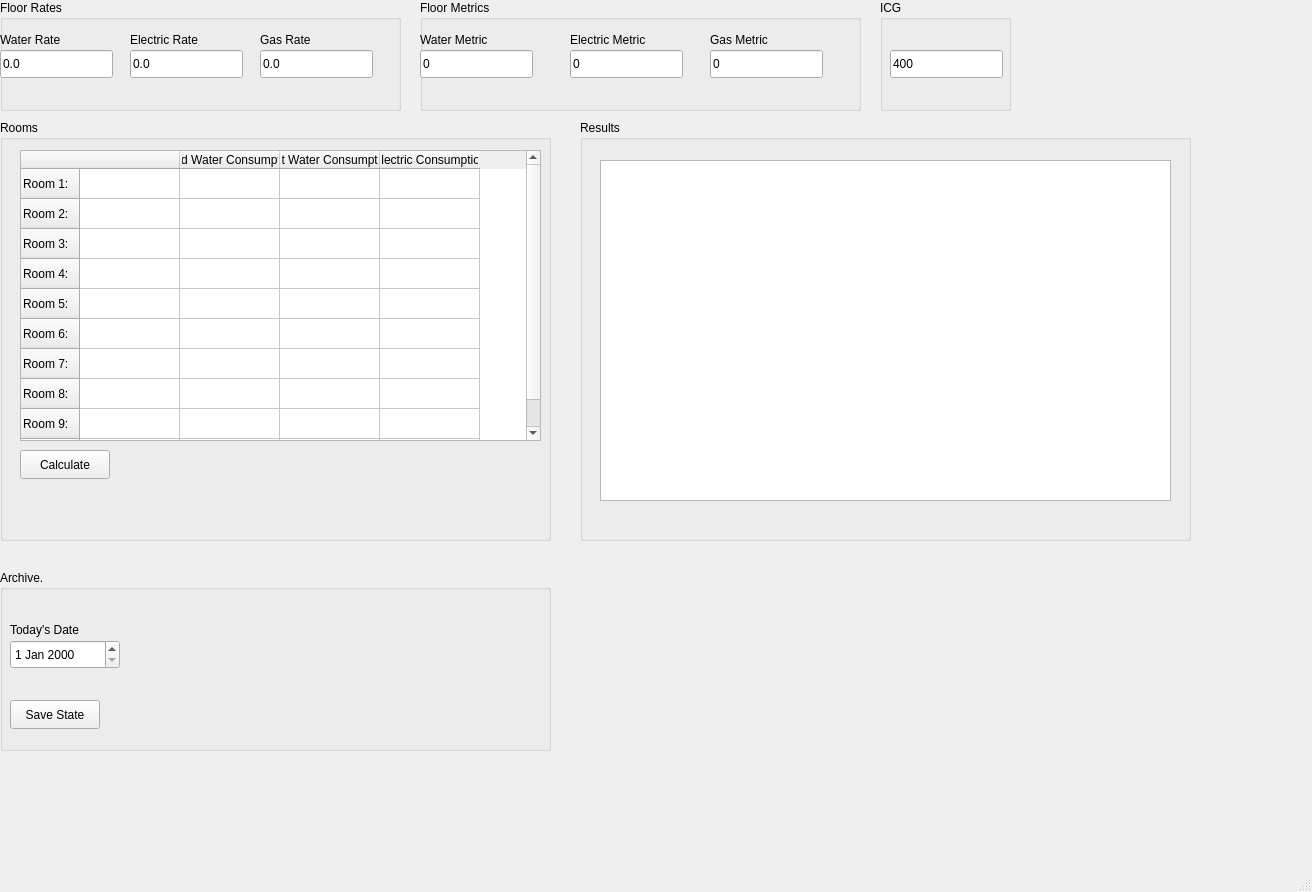
Before: the Qt Designer form mainwindow.ui in FernandoTanase/Sin9-Project, drawn with Qt 5.
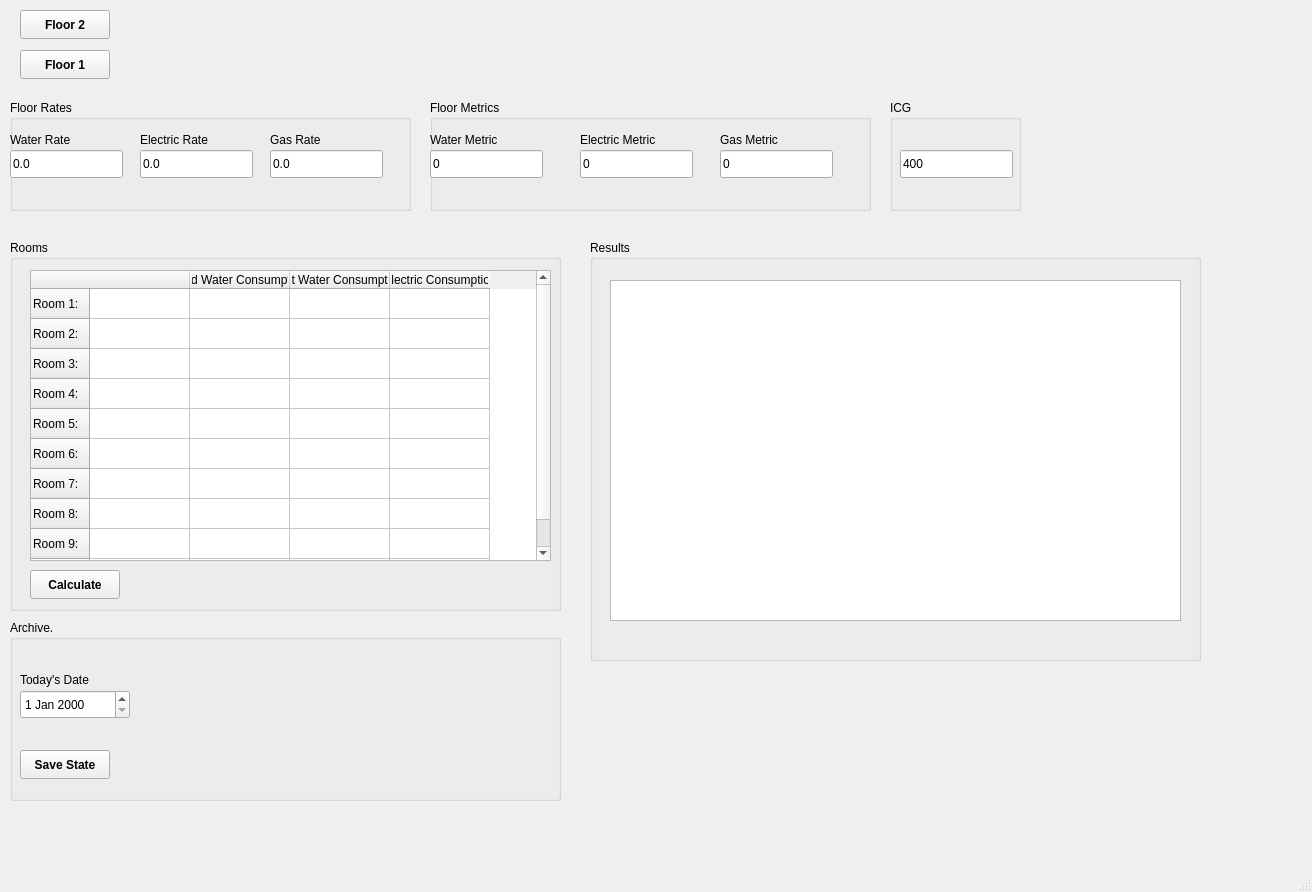
After: the same form once the commit is applied.

Commit message: Floor selection. - Added the capability to select different floors in the building. - Each "floor" is connected to a different database. ('database1.db' or 'database2.db').

What changed in the file:
```diff
--- a/mainwindow.ui
+++ b/mainwindow.ui
@@ -17,8 +17,8 @@
    <widget class="QGroupBox" name="groupBox">
     <property name="geometry">
      <rect>
-      <x>0</x>
-      <y>0</y>
+      <x>10</x>
+      <y>100</y>
       <width>401</width>
       <height>111</height>
      </rect>
@@ -111,8 +111,8 @@
    <widget class="QGroupBox" name="groupBox_2">
     <property name="geometry">
      <rect>
-      <x>420</x>
-      <y>0</y>
+      <x>430</x>
+      <y>100</y>
       <width>441</width>
       <height>111</height>
      </rect>
@@ -205,10 +205,10 @@
    <widget class="QGroupBox" name="groupBox_3">
     <property name="geometry">
      <rect>
-      <x>0</x>
-      <y>120</y>
+      <x>10</x>
+      <y>240</y>
       <width>551</width>
-      <height>421</height>
+      <height>371</height>
      </rect>
     </property>
     <property name="title">
@@ -312,6 +312,11 @@
        <height>29</height>
       </rect>
      </property>
+     <property name="font">
+      <font>
+       <bold>true</bold>
+      </font>
+     </property>
      <property name="text">
       <string>Calculate</string>
      </property>
@@ -320,8 +325,8 @@
    <widget class="QGroupBox" name="groupBox_4">
     <property name="geometry">
      <rect>
-      <x>580</x>
-      <y>120</y>
+      <x>590</x>
+      <y>240</y>
       <width>611</width>
       <height>421</height>
      </rect>
@@ -343,8 +348,8 @@
    <widget class="QGroupBox" name="groupBox_5">
     <property name="geometry">
      <rect>
-      <x>880</x>
-      <y>0</y>
+      <x>890</x>
+      <y>100</y>
       <width>131</width>
       <height>111</height>
      </rect>
@@ -369,8 +374,8 @@
    <widget class="QGroupBox" name="groupBox_6">
     <property name="geometry">
      <rect>
-      <x>0</x>
-      <y>570</y>
+      <x>10</x>
+      <y>620</y>
       <width>551</width>
       <height>181</height>
      </rect>
@@ -410,11 +415,52 @@
        <height>29</height>
       </rect>
      </property>
+     <property name="font">
+      <font>
+       <bold>true</bold>
+      </font>
+     </property>
      <property name="text">
       <string>Save State</string>
      </property>
     </widget>
    </widget>
+   <widget class="QPushButton" name="ui_floor1_select">
+    <property name="geometry">
+     <rect>
+      <x>20</x>
+      <y>50</y>
+      <width>90</width>
+      <height>29</height>
+     </rect>
+    </property>
+    <property name="font">
+     <font>
+      <bold>true</bold>
+     </font>
+    </property>
+    <property name="text">
+     <string>Floor 1</string>
+    </property>
+   </widget>
+   <widget class="QPushButton" name="ui_floor2_select">
+    <property name="geometry">
+     <rect>
+      <x>20</x>
+      <y>10</y>
+      <width>90</width>
+      <height>29</height>
+     </rect>
+    </property>
+    <property name="font">
+     <font>
+      <bold>true</bold>
+     </font>
+    </property>
+    <property name="text">
+     <string>Floor 2</string>
+    </property>
+   </widget>
   </widget>
   <widget class="QMenuBar" name="menubar">
    <property name="geometry">
```
The commit also changes 2 other files.
